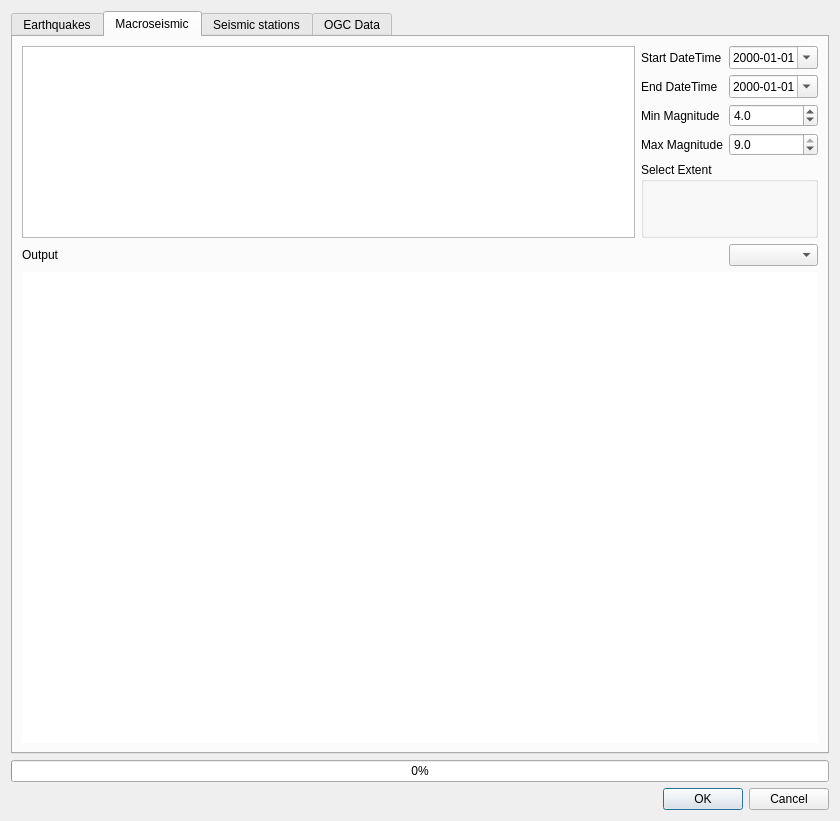
Old version of the form qquake/qquake_dialog_base.ui in the repository INGV/qquake.
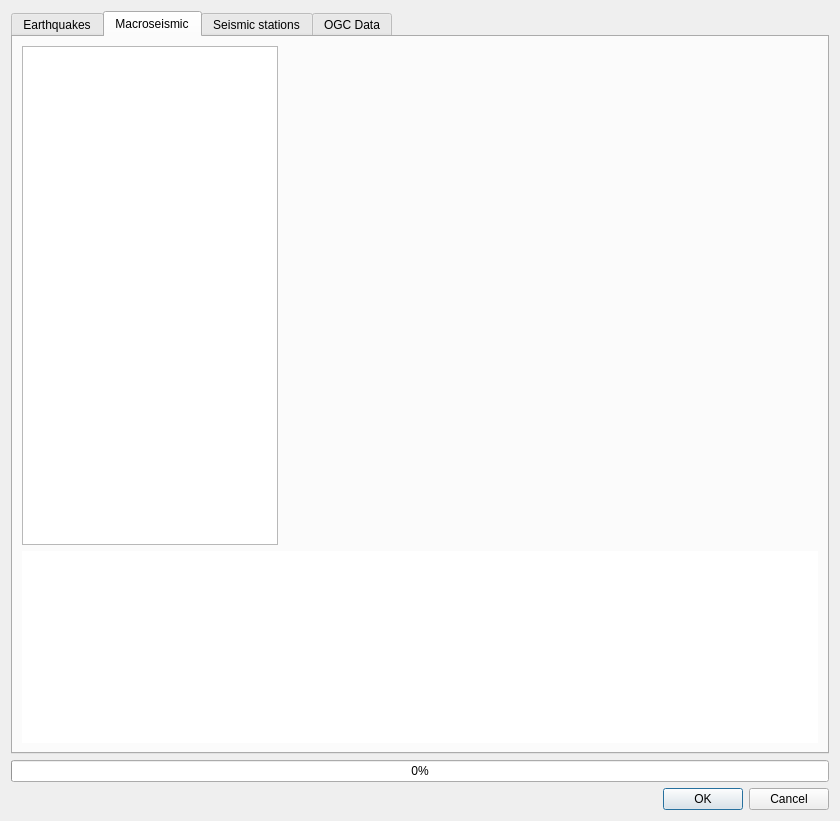
New version of the form. The open tabs and pages were chosen to show the change. Custom widgets are drawn as their Qt base class.

Commit message: Add filter widget for macro services

Patch:
```diff
--- a/qquake/qquake_dialog_base.ui
+++ b/qquake/qquake_dialog_base.ui
@@ -75,8 +75,8 @@
       <attribute name="title">
        <string>Macroseismic</string>
       </attribute>
-      <layout class="QGridLayout" name="gridLayout_2">
-       <item row="0" column="0" rowspan="5">
+      <layout class="QGridLayout" name="gridLayout_2" rowstretch="1,0" columnstretch="0,1">
+       <item row="0" column="0">
         <widget class="QListWidget" name="fdsn_macro_list">
          <property name="minimumSize">
           <size>
@@ -93,138 +93,16 @@
         </widget>
        </item>
        <item row="0" column="1">
-        <widget class="QLabel" name="fdsn_event_start_date_label_2">
-         <property name="text">
-          <string>Start DateTime</string>
+        <widget class="QWidget" name="macro_filter_container" native="true">
+         <property name="minimumSize">
+          <size>
+           <width>40</width>
+           <height>0</height>
+          </size>
          </property>
         </widget>
        </item>
-       <item row="0" column="2">
-        <widget class="QDateTimeEdit" name="fdsn_macro_start_date">
-         <property name="maximumDateTime">
-          <datetime>
-           <hour>23</hour>
-           <minute>59</minute>
-           <second>59</second>
-           <year>9999</year>
-           <month>12</month>
-           <day>31</day>
-          </datetime>
-         </property>
-         <property name="displayFormat">
-          <string>yyyy-MM-dd</string>
-         </property>
-         <property name="calendarPopup">
-          <bool>true</bool>
-         </property>
-        </widget>
-       </item>
-       <item row="1" column="1">
-        <widget class="QLabel" name="fdsn_event_end_data_label_2">
-         <property name="text">
-          <string>End DateTime</string>
-         </property>
-        </widget>
-       </item>
-       <item row="1" column="2">
-        <widget class="QDateTimeEdit" name="fdsn_macro_end_date">
-         <property name="minimumDate">
-          <date>
-           <year>1777</year>
-           <month>9</month>
-           <day>14</day>
-          </date>
-         </property>
-         <property name="displayFormat">
-          <string>yyyy-MM-dd</string>
-         </property>
-         <property name="calendarPopup">
-          <bool>true</bool>
-         </property>
-        </widget>
-       </item>
-       <item row="2" column="1">
-        <widget class="QLabel" name="fdsn_event_min_magnitude_label_2">
-         <property name="text">
-          <string>Min Magnitude</string>
-         </property>
-        </widget>
-       </item>
-       <item row="2" column="2">
-        <widget class="QDoubleSpinBox" name="fdsn_macro_min_magnitude">
-         <property name="decimals">
-          <number>1</number>
-         </property>
-         <property name="minimum">
-          <double>1.000000000000000</double>
-         </property>
-         <property name="maximum">
-          <double>9.000000000000000</double>
-         </property>
-         <property name="singleStep">
-          <double>0.500000000000000</double>
-         </property>
-         <property name="value">
-          <double>4.000000000000000</double>
-         </property>
-        </widget>
-       </item>
-       <item row="3" column="1">
-        <widget class="QLabel" name="fdsn_event_max_magnitude_label_2">
-         <property name="text">
-          <string>Max Magnitude</string>
-         </property>
-        </widget>
-       </item>
-       <item row="3" column="2">
-        <widget class="QDoubleSpinBox" name="fdsn_macro_max_magnitude">
-         <property name="decimals">
-          <number>1</number>
-         </property>
-         <property name="minimum">
-          <double>1.000000000000000</double>
-         </property>
-         <property name="maximum">
-          <double>9.000000000000000</double>
-         </property>
-         <property name="singleStep">
-          <double>0.500000000000000</double>
-         </property>
-         <property name="value">
-          <double>9.000000000000000</double>
-         </property>
-        </widget>
-       </item>
-       <item row="4" column="1" colspan="2">
-        <widget class="QgsExtentGroupBox" name="fdsn_macro_ExtentGroupBox">
-         <property name="title">
-          <string>Select Extent</string>
-         </property>
-         <property name="checkable">
-          <bool>false</bool>
-         </property>
-         <property name="checked">
-          <bool>false</bool>
-         </property>
-         <property name="collapsed" stdset="0">
-          <bool>false</bool>
-         </property>
-         <property name="saveCollapsedState" stdset="0">
-          <bool>false</bool>
-         </property>
-        </widget>
-       </item>
-       <item row="5" column="0" colspan="2">
-        <widget class="QLabel" name="label_2">
-         <property name="text">
-          <string>Output</string>
-         </property>
-        </widget>
-       </item>
-       <item row="5" column="2">
-        <widget class="QComboBox" name="fdsn_macro_output_combo_box"/>
-       </item>
-       <item row="6" column="0" colspan="3">
+       <item row="1" column="0" colspan="2">
         <widget class="QTextBrowser" name="fdsn_macro_url_text_browser">
          <property name="frameShape">
           <enum>QFrame::NoFrame</enum>
@@ -288,20 +166,6 @@
    </item>
   </layout>
  </widget>
- <customwidgets>
-  <customwidget>
-   <class>QgsCollapsibleGroupBox</class>
-   <extends>QGroupBox</extends>
-   <header>qgscollapsiblegroupbox.h</header>
-   <container>1</container>
-  </customwidget>
-  <customwidget>
-   <class>QgsExtentGroupBox</class>
-   <extends>QgsCollapsibleGroupBox</extends>
-   <header>qgsextentgroupbox.h</header>
-   <container>1</container>
-  </customwidget>
- </customwidgets>
  <resources/>
  <connections>
   <connection>
```
Left out of the diff: 6 changed lines with no effect on the pictures. The commit also changes 2 other files.
